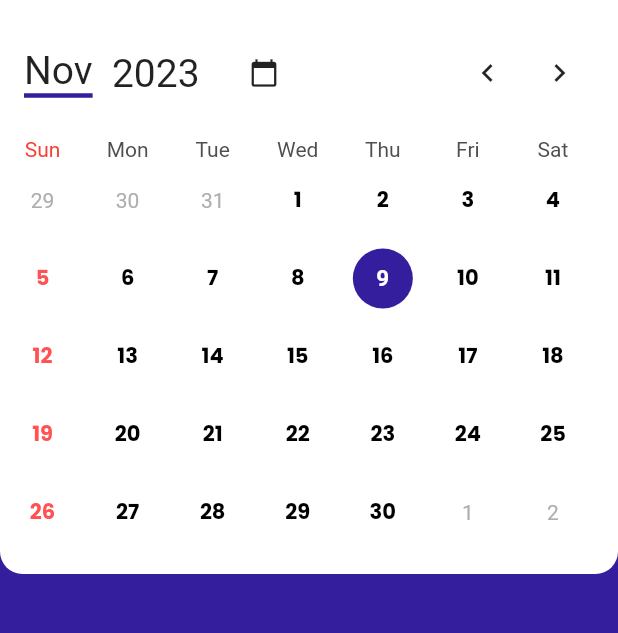
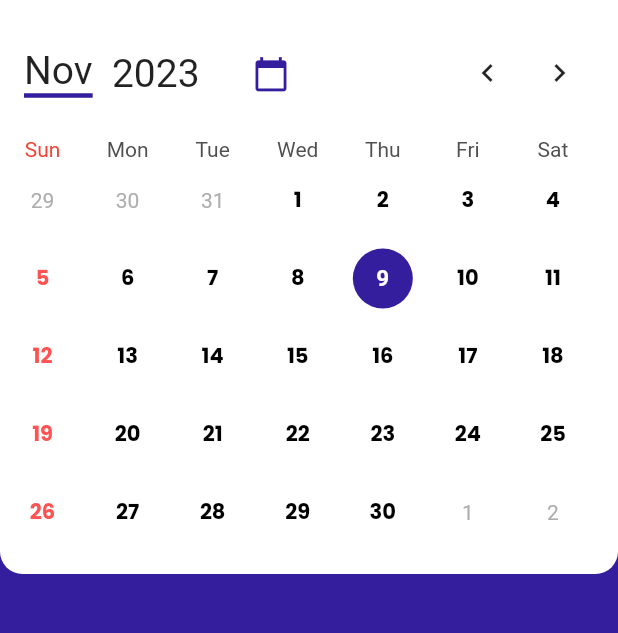
Before and after one commit to KALAISELVANK-18/Kec-Connect, a Flutter app: the HomeCalendarPage screen opened directly, on a phone screen of 412 x 824 dp, the part 68-701 px from its top. Run offline on Flutter 3.47's test engine with Material 2 defaults, Android fonts, the phone set to English and light mode, and no system bars; drawn by our look-alikes of table_calendar; our stand-ins replace awesome_snackbar_content, carousel_slider, cloud_firestore, connectivity_plus, file_picker, firebase_core and 6 more; missing offline and left inert: excel, flutter_pdfview, map_launcher, progress_indicator; accounts and stored records are empty.

Commit message:
commit kalai

```diff
--- a/lib/Calendar.dart
+++ b/lib/Calendar.dart
@@ -153,7 +153,7 @@ class _HomeCalendarPageState extends State<HomeCalendarPage> {
                                           children: [
                                             const SizedBox(width: 16.0),
                                             SizedBox(
-                                              width: 140.0,
+                                              width: MediaQuery.of(context).size.width*0.35,
                                               child: Row(
                                                 children: [
                                                   Container(
@@ -177,7 +177,7 @@ class _HomeCalendarPageState extends State<HomeCalendarPage> {
                                             ),
 
                                             IconButton(
-                                              icon: Icon(Icons.calendar_today, size: 20.0),
+                                              icon: Icon(Icons.calendar_today, size: 25.0,color: Color.fromARGB(255,52, 30, 157),weight: 10,),
                                               visualDensity: VisualDensity.compact,
                                               onPressed:  () {
                                                 showMonthPicker(
@@ -376,18 +376,10 @@ class _HomeCalendarPageState extends State<HomeCalendarPage> {
                                               }
                                             },
                                             onPageChanged: (focusedDay) {
-                                                print("Page changed");
+
                                               setState(() {
-                                                _focusedDay = focusedDay;
-
-    //                                             if(kFirstDay.compareTo(DateTime.utc(_focusedDay.year,_focusedDay.month-1,_focusedDay.day))!=1 &&
-    // kLastDay.compareTo(DateTime.utc(_focusedDay.year,_focusedDay.month-1,_focusedDay.day))!=-1)
-    // selectedDate=DateTime.utc(_focusedDay.year,_focusedDay.month-1,_focusedDay.day);
-    //                                             if(kFirstDay.compareTo(DateTime.utc(focusedDay.year,focusedDay.month+1,focusedDay.day))!=1 &&
-    //                                                 kLastDay.compareTo(DateTime.utc(focusedDay.year,focusedDay.month+1,focusedDay.day))!=-1)
-    //                                               selectedDate=DateTime.utc(focusedDay.year,focusedDay.month+1,focusedDay.day);
-    //                                             print(focusedDay);
-
+                                                _focusedDay=focusedDay;
+                                                selectedDate = focusedDay;
                                               });
 
                                             },
--- a/lib/Contact.dart
+++ b/lib/Contact.dart
@@ -866,7 +866,7 @@ class _ContactState extends State<Contact> with AutomaticKeepAliveClientMixin{
                                                                     child:Container(
                                                                       color: Colors.grey,
                                                                       child: SizedBox(),
-                                                                      height: 150,width: 150,
+                                                                      width:MediaQuery.of(context).size.width*0.35,height:MediaQuery.of(context).size.width*0.35,
                                                                     ),);
                                                                 },
                                                                 errorBuilder: (context,i,j){
@@ -877,7 +877,7 @@ class _ContactState extends State<Contact> with AutomaticKeepAliveClientMixin{
                                                                     child:Container(
                                                                       color: Colors.grey,
                                                                       child: SizedBox(),
-                                                                      height: 150,width: 150,
+                                                                      width:MediaQuery.of(context).size.width*0.35,height:MediaQuery.of(context).size.width*0.35,
                                                                     ),);
                                                                 },
                                                                 frameBuilder: (context,i,j,k){
@@ -889,7 +889,7 @@ class _ContactState extends State<Contact> with AutomaticKeepAliveClientMixin{
                                                                         width:150,height:150,));
                                                                 },
                                                                 fit: BoxFit.cover,
-                                                                width:150,height:150,))
+                                                                width:MediaQuery.of(context).size.width*0.35,height:MediaQuery.of(context).size.width*0.35,))
                                                       ),
                                                     ),
 
```
